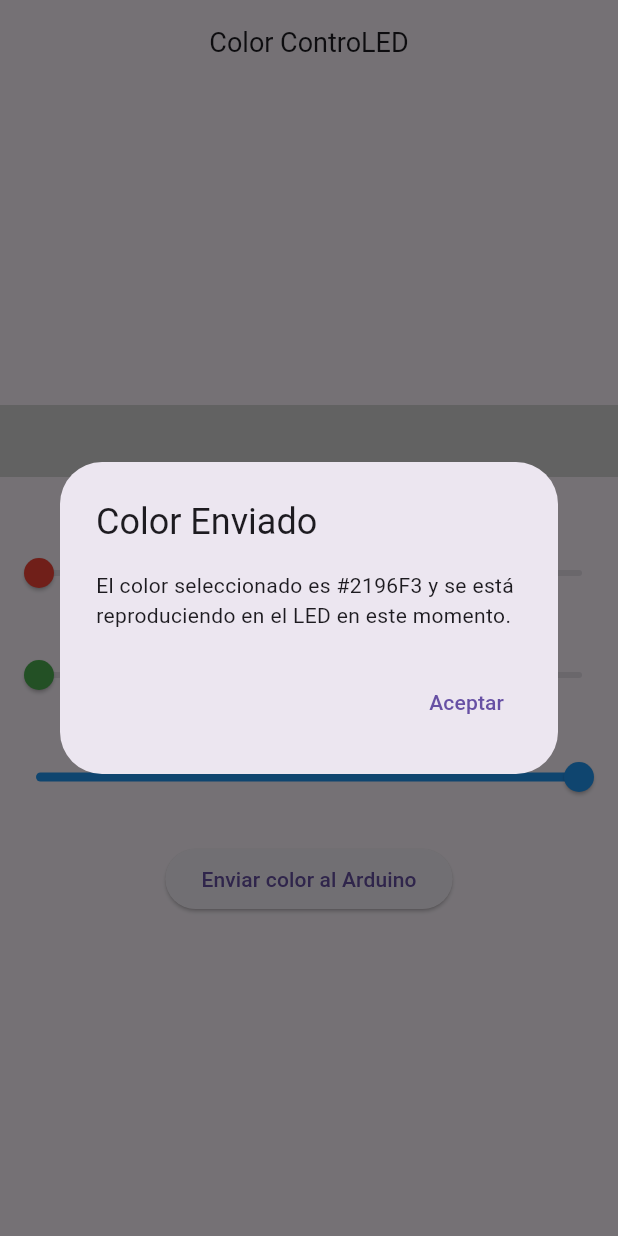
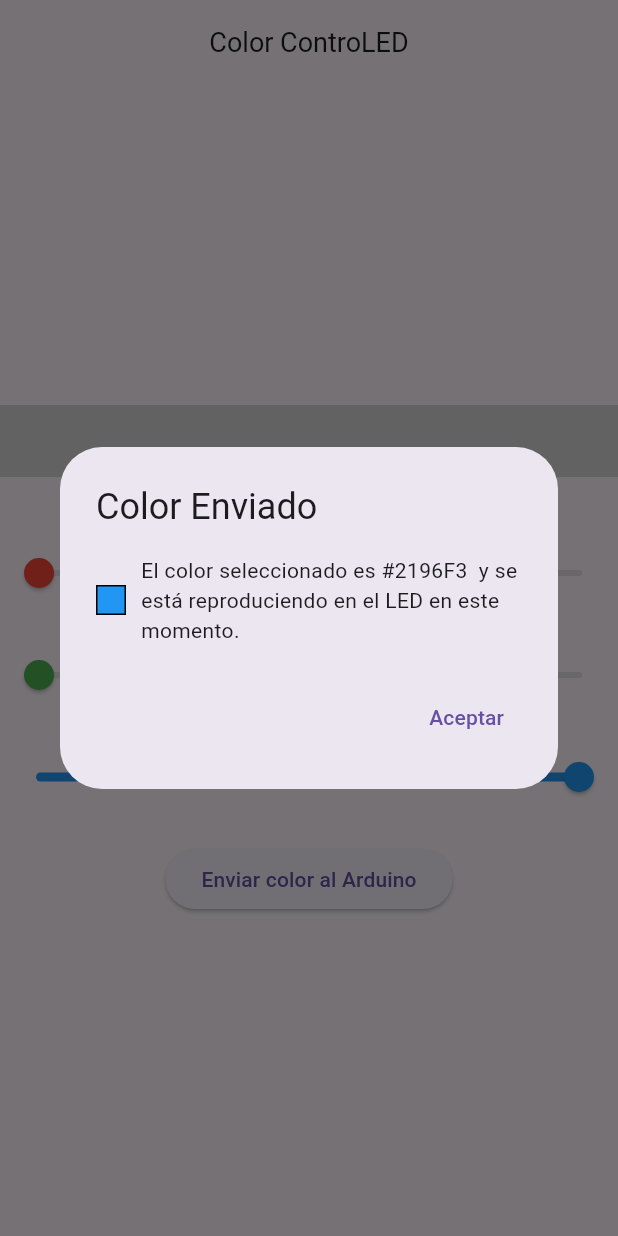
Before and after one commit to ChrisAlegria/Color-ControLED, a Flutter app: the screen it shows after launch, after a tap on "Enviar color al Arduino", on a phone screen of 412 x 824 dp. Run offline on Flutter 3.47's test engine with Material 3 defaults, Android fonts, the phone set to English and light mode, and no system bars; missing offline and left inert: flutter_circle_color_picker.

Commit message:
Init: Message Color Box

```diff
--- a/lib/main.dart
+++ b/lib/main.dart
@@ -79,7 +79,13 @@ class _ColorPickerScreenState extends State<ColorPickerScreen> {
       builder: (BuildContext context) {
         return AlertDialog(
           title: Text(title),
-          content: Text(message),
+          content: Row(
+            children: [
+              _buildColorBox(selectedColor),
+              const SizedBox(width: 10),
+              Flexible(child: Text(message)),
+            ],
+          ),
           actions: <Widget>[
             TextButton(
               child: const Text("Aceptar"),
@@ -90,6 +96,17 @@ class _ColorPickerScreenState extends State<ColorPickerScreen> {
           ],
         );
       },
+    );
+  }
+
+  Widget _buildColorBox(Color color) {
+    return Container(
+      width: 20,
+      height: 20,
+      decoration: BoxDecoration(
+        color: color,
+        border: Border.all(color: Colors.black),
+      ),
     );
   }
 
@@ -171,7 +188,7 @@ class _ColorPickerScreenState extends State<ColorPickerScreen> {
                   showMessageDialog(
                     context,
                     "Color Enviado",
-                    "El color seleccionado es $colorHex y se está reproduciendo en el LED en este momento.",
+                    "El color seleccionado es $colorHex  y se está reproduciendo en el LED en este momento.",
                   );
                 } else {
                   showMessageDialog(context, "Error",
```
